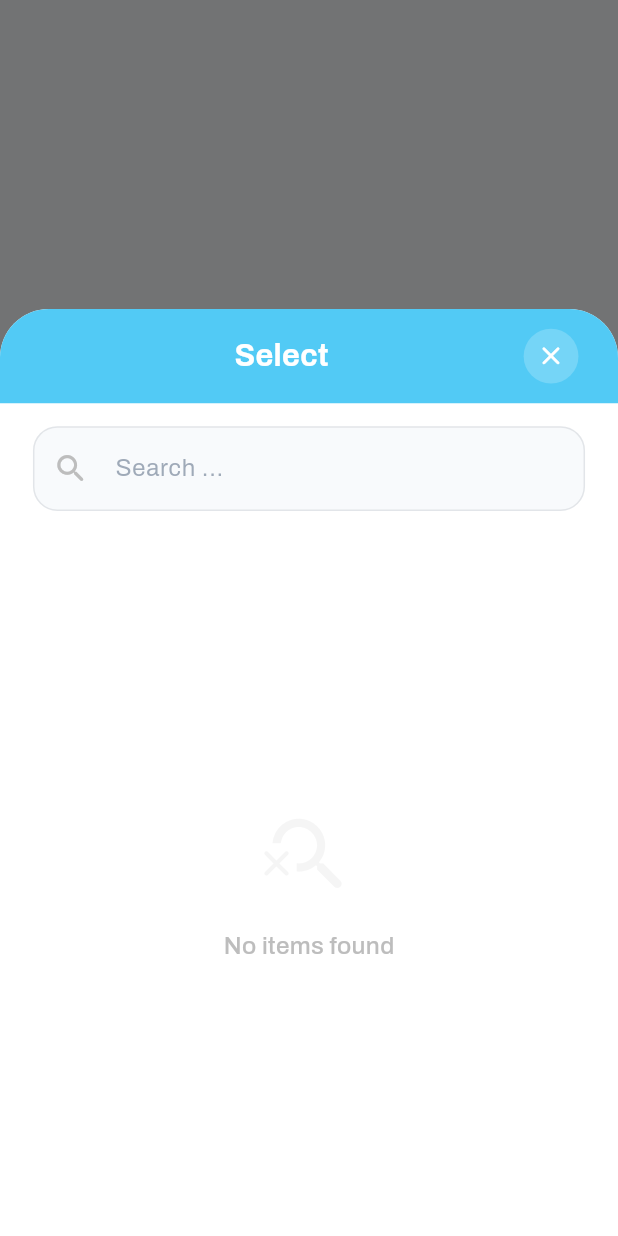
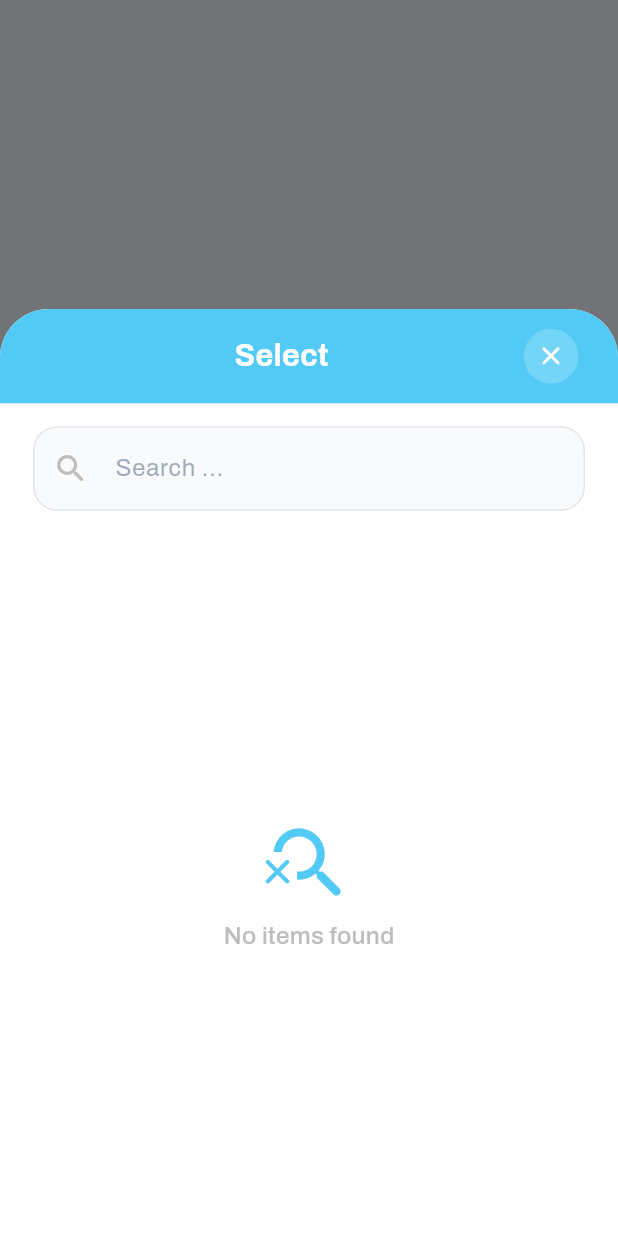
Before and after one commit to justin-dev-05/portfolio, a Flutter app: what show() shows on an empty page, opened directly with empty values, on a phone screen of 412 x 824 dp. Run offline on Flutter 3.47's test engine with Material 3 defaults, Android fonts, the phone set to English and light mode, and no system bars; our stand-ins replace animate_do, connectivity_plus, dartz, equatable, flutter_bloc, flutter_screenutil and 10 more; accounts and stored records are empty; project files that could hold a hidden picture were left out.

Commit message:
prototype done

```diff
--- a/lib/core/constants/app_strings.dart
+++ b/lib/core/constants/app_strings.dart
@@ -218,4 +218,5 @@ class ValidationStrings {
   static const lettersAndNumbers = 'Must include letters & numbers';
   static const passwordsDoNotMatch = 'Passwords do not match';
   static const passwordRequired = 'Password is required';
+  static const notFound = 'No items found';
 }
--- a/lib/core/theme/app_theme.dart
+++ b/lib/core/theme/app_theme.dart
@@ -28,9 +28,9 @@ class AppTheme {
       backgroundColor: AppColors.white,
       elevation: 0,
       centerTitle: true,
-      surfaceTintColor: Colors.transparent,
+      surfaceTintColor: AppColors.transparent,
       systemOverlayStyle: SystemUiOverlayStyle(
-        statusBarColor: Colors.transparent,
+        statusBarColor: AppColors.transparent,
         statusBarIconBrightness: Brightness.dark,
         statusBarBrightness: Brightness.light,
       ),
@@ -118,9 +118,9 @@ class AppTheme {
       backgroundColor: AppColors.surfaceDark,
       elevation: 0,
       centerTitle: true,
-      surfaceTintColor: Colors.transparent,
+      surfaceTintColor: AppColors.transparent,
       systemOverlayStyle: SystemUiOverlayStyle(
-        statusBarColor: Colors.transparent,
+        statusBarColor: AppColors.transparent,
         statusBarIconBrightness: Brightness.light,
         statusBarBrightness: Brightness.dark,
       ),
--- a/lib/core/utils/app_snackbar.dart
+++ b/lib/core/utils/app_snackbar.dart
@@ -43,7 +43,7 @@ class AppSnackBar {
     messenger.showSnackBar(
       SnackBar(
         behavior: SnackBarBehavior.floating,
-        backgroundColor: Colors.transparent,
+        backgroundColor: AppColors.transparent,
         elevation: 0,
         duration: const Duration(seconds: 3),
         content: _SnackBarContent(
--- a/lib/core/utils/logger.dart
+++ b/lib/core/utils/logger.dart
@@ -1,9 +1,10 @@
 import 'dart:developer' as dev;
+
 import 'package:flutter/foundation.dart';
 
 /// Centralized logging utility
 void logcat(String tag, dynamic message) {
   if (kDebugMode) {
-    // dev.log(message.toString(), name: tag);
+    dev.log(message.toString(), name: tag);
   }
 }
--- a/lib/core/widgets/app_button.dart
+++ b/lib/core/widgets/app_button.dart
@@ -71,7 +71,7 @@ class AppButton extends StatelessWidget {
           elevation: effectiveEnabled ? 2 : 0,
           shadowColor: effectiveEnabled
               ? AppColors.primaryLight.withValues(alpha: 0.3)
-              : Colors.transparent,
+              : AppColors.transparent,
           shape: RoundedRectangleBorder(
             borderRadius: BorderRadius.circular(borderRadius ?? 16.r),
           ),
--- a/lib/core/widgets/app_dialogs.dart
+++ b/lib/core/widgets/app_dialogs.dart
@@ -253,7 +253,7 @@ class AppDialogs {
         final isDark = isDarkMode(context);
         return Center(
           child: Material(
-            color: Colors.transparent,
+            color: AppColors.transparent,
             child: Container(
               width: 0.8.sw,
               padding: EdgeInsets.all(24.r),
@@ -407,7 +407,7 @@ class _AppDialogContentState extends State<_AppDialogContent> {
     final isDark = isDarkMode(context);
     return Center(
       child: Material(
-        color: Colors.transparent,
+        color: AppColors.transparent,
         child: Container(
           width: 0.8.sw,
           constraints: BoxConstraints(maxHeight: 0.8.sh),
--- a/lib/core/widgets/selection_dialog.dart
+++ b/lib/core/widgets/selection_dialog.dart
@@ -1,6 +1,7 @@
 import 'package:flutter/material.dart';
 import 'package:flutter_screenutil/flutter_screenutil.dart';
 import 'package:pdi_dost/core/constants/app_colors.dart';
+import 'package:pdi_dost/core/constants/app_strings.dart';
 import 'package:pdi_dost/core/widgets/app_text_field.dart';
 
 class SelectionDialog extends StatefulWidget {
@@ -29,7 +30,7 @@ class SelectionDialog extends StatefulWidget {
     return showModalBottomSheet<String>(
       context: context,
       isScrollControlled: true,
-      backgroundColor: Colors.transparent,
+      backgroundColor: AppColors.transparent,
       builder: (context) => SelectionDialog(
         title: title,
         items: items,
@@ -167,14 +168,15 @@ class _SelectionDialogState extends State<SelectionDialog> {
                       children: [
                         Icon(
                           Icons.search_off_rounded,
-                          size: 64.sp,
+                          size: 62.sp,
                           color: isDark
                               ? Colors.white10
-                              : Colors.grey.withValues(alpha: 0.1),
+                              // : Colors.grey.withValues(alpha: 0.1),
+                              : AppColors.primaryLight,
                         ),
-                        SizedBox(height: 16.h),
+                        SizedBox(height: 5.h),
                         Text(
-                          'No items found',
+                          ValidationStrings.notFound,
                           style: TextStyle(
                             fontSize: 16.sp,
                             color: isDark
@@ -197,7 +199,6 @@ class _SelectionDialogState extends State<SelectionDialog> {
                     itemBuilder: (context, index) {
                       final item = _filteredItems[index];
                       final isSelected = item == widget.selectedItem;
-
                       return GestureDetector(
                         onTap: () => widget.onSelected(item),
                         child: AnimatedContainer(
@@ -219,7 +220,7 @@ class _SelectionDialogState extends State<SelectionDialog> {
                                   ? AppColors.primaryLight.withValues(
                                       alpha: 0.3,
                                     )
-                                  : Colors.transparent,
+                                  : AppColors.transparent,
                               width: 1.5,
                             ),
                           ),
--- a/lib/features/auth/ui/cj_request/cj_request_screen.dart
+++ b/lib/features/auth/ui/cj_request/cj_request_screen.dart
@@ -34,7 +34,6 @@ class _CjRequestScreenState extends State<CjRequestScreen> {
     WidgetsBinding.instance.addPostFrameCallback((_) async {
       AppDialogs.showLoading(context);
       await _controller.fetchCountries();
-      // ignore: use_build_context_synchronously
       AppDialogs.hideLoading(context);
     });
   }
--- a/lib/features/auth/ui/login/login_screen.dart
+++ b/lib/features/auth/ui/login/login_screen.dart
@@ -233,9 +233,9 @@ class _LoginScreenState extends State<LoginScreen> {
                             text: AppStrings.joinAsCJ,
                             fontWeight: FontWeight.w800,
                             textColor: theme.primaryColor,
-                            onPressed: () {},
-                            // onPressed: () =>
-                            //     AppNav.push(context, const CjRequestScreen()),
+                            // onPressed: () {},
+                            onPressed: () =>
+                                AppNav.push(context, const CjRequestScreen()),
                           ),
                         ],
                       ),
--- a/lib/features/auth/ui/onboarding/onboarding_screen.dart
+++ b/lib/features/auth/ui/onboarding/onboarding_screen.dart
@@ -9,7 +9,7 @@ import 'package:pdi_dost/features/auth/bloc/onboarding/onboarding_bloc.dart';
 import 'package:pdi_dost/core/widgets/app_button.dart';
 import 'package:pdi_dost/features/auth/data/models/OnboardingData.dart';
 import '../login/login_screen.dart';
-import '../widgets/onboarding_widgets.dart';
+import '../../widgets/onboarding_widgets.dart';
 
 class OnboardingScreen extends StatefulWidget {
   const OnboardingScreen({super.key});
--- a/lib/features/auth/ui/widgets/onboarding_widgets.dart
+++ b/lib/features/auth/widgets/onboarding_widgets.dart
@@ -3,7 +3,7 @@ import 'package:animate_do/animate_do.dart';
 import 'package:flutter_screenutil/flutter_screenutil.dart';
 import 'package:pdi_dost/core/constants/app_colors.dart';
 
-import '../../data/models/OnboardingData.dart';
+import '../data/models/OnboardingData.dart';
 
 class OnboardingBackground extends StatelessWidget {
   final PageController pageController;
--- a/lib/features/notification/ui/notification_screen.dart
+++ b/lib/features/notification/ui/notification_screen.dart
@@ -149,7 +149,7 @@ class _NotificationItem extends StatelessWidget {
         borderRadius: BorderRadius.circular(20.r),
         border: Border.all(
           color: isRead
-              ? Colors.transparent
+              ? AppColors.transparent
               : AppColors.primaryLight.withValues(alpha: 0.3),
           width: 1,
         ),
--- a/lib/features/profile/widgets/profile_widgets.dart
+++ b/lib/features/profile/widgets/profile_widgets.dart
@@ -196,7 +196,7 @@ Widget buildSectionCard(
         ],
       ),
       child: Material(
-        color: Colors.transparent,
+        color: AppColors.transparent,
         child: Column(children: children),
       ),
     ),
--- a/lib/main.dart
+++ b/lib/main.dart
@@ -2,6 +2,7 @@ import 'package:flutter/material.dart';
 import 'package:flutter/services.dart';
 import 'package:flutter_bloc/flutter_bloc.dart';
 import 'package:flutter_screenutil/flutter_screenutil.dart';
+import 'package:pdi_dost/core/constants/app_colors.dart';
 import 'package:pdi_dost/core/network/network_cubit.dart';
 import 'package:pdi_dost/core/theme/app_theme.dart';
 import 'package:pdi_dost/core/theme/theme_bloc.dart';
@@ -34,7 +35,7 @@ class MyApp extends StatelessWidget {
       builder: (context, child) {
         return AnnotatedRegion<SystemUiOverlayStyle>(
           value: const SystemUiOverlayStyle(
-            statusBarColor: Colors.transparent,
+            statusBarColor: AppColors.transparent,
             statusBarIconBrightness: Brightness.dark,
             statusBarBrightness: Brightness.light,
           ),
```
